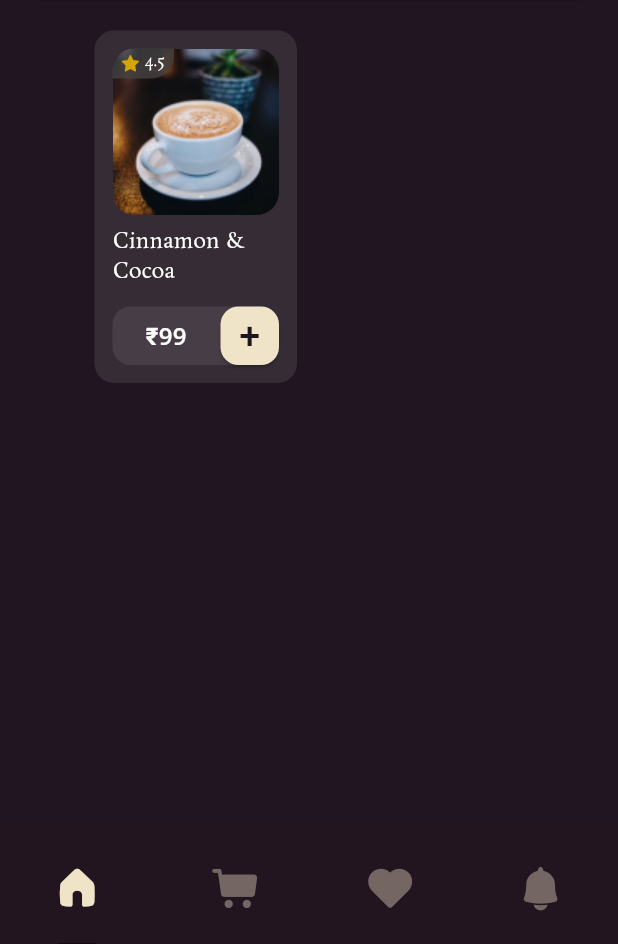
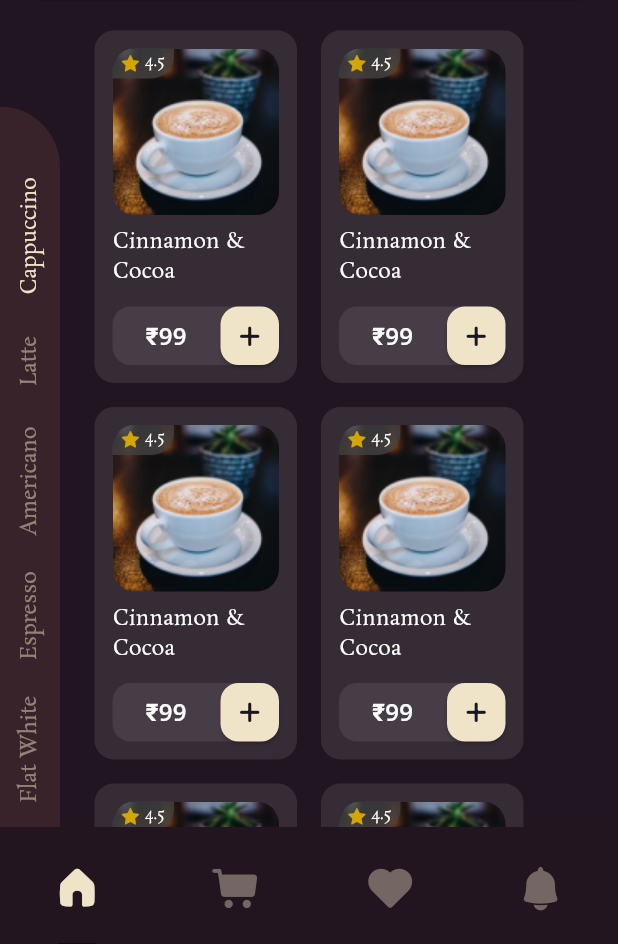
Before and after one commit to yaroslav20568/flutter-coffee, a Flutter app: the screen it shows after launch, on a phone screen of 412 x 824 dp, the part 292-1236 px from its top. Run offline on Flutter 3.47's test engine with Material 3 defaults, Android fonts, the phone set to English and light mode, and no system bars.

Commit message:
add widgets catalog_coffee_card and category_menu_item

```diff
--- /dev/null
+++ b/lib/components/catalog_coffee_card.dart
@@ -0,0 +1,86 @@
+import 'package:flutter/material.dart';
+import 'package:flutter_coffee/bottom_tabs_icons.dart';
+
+class CatalogCoffeeCard extends StatelessWidget {
+  const CatalogCoffeeCard({Key? key}) : super(key: key);
+
+  @override
+  Widget build(BuildContext context) {
+    return Card(
+      elevation: 0,
+      shape: RoundedRectangleBorder(borderRadius: BorderRadius.circular(13),),
+      margin: EdgeInsets.zero,
+      color: const Color.fromRGBO(255, 255, 255, 0.1),
+      child: Container(
+        width: 135,
+        padding: const EdgeInsets.all(12),
+        child: Column(
+          crossAxisAlignment: CrossAxisAlignment.start,
+          children: <Widget>[
+            Stack(
+              children: [
+                ClipRRect(
+                  borderRadius: BorderRadius.circular(15),
+                  child: Image.asset(
+                    'assets/images/coffee/cinnamon-cocoa.jpg',
+                    width: 111,
+                    height: 111,
+                    fit: BoxFit.cover,
+                  ),
+                ),
+                Positioned(
+                  top: 0,
+                  left: 0,
+                  child: Container(
+                    width: 41,
+                    height: 20,
+                    decoration: const BoxDecoration(
+                      borderRadius: BorderRadius.only(topLeft: Radius.circular(15), bottomRight: Radius.circular(15), bottomLeft: Radius.circular(1),),
+                      color: Color.fromRGBO(65, 65, 65, 0.8),
+                    ),
+                    child: const Row(
+                      mainAxisAlignment: MainAxisAlignment.center,
+                      children: <Widget>[
+                        Icon(BottomTabsIcons.star, size: 11, color: Color(0xFFD3A601),),
+                        SizedBox(width: 4.5,),
+                        Padding(
+                          padding: EdgeInsets.only(bottom: 3),
+                          child: Text('4.5', style: TextStyle(fontFamily: 'Rosarivo', color: Color(0xFFFFFFFF), fontSize: 10.0),),
+                        )
+                      ],
+                    ),
+                  ),
+                ),
+              ],
+            ),
+            const SizedBox(height: 8,),
+            const Text('Cinnamon & Cocoa', style: TextStyle(fontFamily: 'Rosarivo', color: Color(0xFFFFFFFF), fontSize: 14.0),),
+            const SizedBox(height: 13,),
+            Container(
+              padding: const EdgeInsets.only(left: 22),
+              decoration: BoxDecoration(
+                borderRadius: BorderRadius.circular(12),
+                color: const Color.fromRGBO(255, 255, 255, 0.08),
+              ),
+              child: Row(
+                mainAxisAlignment: MainAxisAlignment.spaceBetween,
+                children: <Widget>[
+                  const Text('₹99', style: TextStyle(fontFamily: 'OpenSans', color: Color(0xFFFFFFFF), fontSize: 16.0, fontWeight: FontWeight.w600),),
+                  SizedBox(
+                    width: 39,
+                    height: 39,
+                    child: ElevatedButton(
+                      onPressed: () {},
+                      style: ElevatedButton.styleFrom(backgroundColor: const Color(0xFFEFE3C8), padding: const EdgeInsets.all(2.0), shape: RoundedRectangleBorder(borderRadius: BorderRadius.circular(12))),
+                      child: const Icon(BottomTabsIcons.plus, size: 13, color: Color(0xFF1C161E),),
+                    ),
+                  ),
+                ],
+              ),
+            )
+          ],
+        ),
+      )
+    );
+  }
+}
--- /dev/null
+++ b/lib/components/category_menu_item.dart
@@ -0,0 +1,15 @@
+import 'package:flutter/material.dart';
+
+class CategoryMenuItem extends StatelessWidget {
+  final String category;
+  final String activeCategory;
+  const CategoryMenuItem({Key? key, required this.category, required this.activeCategory}) : super(key: key);
+
+  @override
+  Widget build(BuildContext context) {
+    return TextButton(
+      onPressed: null,
+      child: Text(category, style: TextStyle(fontFamily: 'Rosarivo', color: category == activeCategory ? const Color(0xFFEFE3C8) : const Color.fromRGBO(239, 227, 200, 0.5), fontSize: 14.0),),
+    );
+  }
+}
--- a/lib/pages/home_screen.dart
+++ b/lib/pages/home_screen.dart
@@ -1,14 +1,21 @@
 import 'package:flutter/material.dart';
-import 'package:flutter_coffee/bottom_tabs_icons.dart';
+import 'package:flutter_coffee/components/catalog_coffee_card.dart';
+import 'package:flutter_coffee/components/category_menu_item.dart';
+
+List<String> coffeeCategories = ['Flat White', 'Espresso', 'Americano', 'Latte', 'Cappuccino'];
 
 class HomeScreen extends StatelessWidget {
   const HomeScreen({Key? key}) : super(key: key);
 
   @override
   Widget build(BuildContext context) {
+    var activeCategory = 'Cappuccino';
+
     return Scaffold(
       body: SafeArea(
-        child: ListView(
+        child: Stack(
+          children: [
+            ListView(
               children: [
                 Padding(
                   padding: const EdgeInsets.only(left: 16, top: 32, right: 16, bottom: 32),
@@ -56,88 +63,18 @@ class HomeScreen extends StatelessWidget {
                         ],
                       ),
                       const SizedBox(height: 20,),
-                  Padding(
-                    padding: const EdgeInsets.only(left: 47),
+                      const Padding(
+                        padding: EdgeInsets.only(left: 47),
                         child: Wrap(
                           spacing: 16,
                           runSpacing: 16,
                           children: <Widget>[
-                        Card(
-                          elevation: 0,
-                          shape: RoundedRectangleBorder(borderRadius: BorderRadius.circular(13),),
-                          margin: EdgeInsets.zero,
-                          color: const Color.fromRGBO(255, 255, 255, 0.1),
-                          child: Container(
-                            width: 135,
-                            padding: const EdgeInsets.all(12),
-                            child: Column(
-                              crossAxisAlignment: CrossAxisAlignment.start,
-                              children: <Widget>[
-                                Stack(
-                                  children: [
-                                    ClipRRect(
-                                      borderRadius: BorderRadius.circular(15),
-                                      child: Image.asset(
-                                        'assets/images/coffee/cinnamon-cocoa.jpg',
-                                        width: 111,
-                                        height: 111,
-                                        fit: BoxFit.cover,
-                                      ),
-                                    ),
-                                    Positioned(
-                                      top: 0,
-                                      left: 0,
-                                      child: Container(
-                                        width: 41,
-                                        height: 20,
-                                        decoration: const BoxDecoration(
-                                          borderRadius: BorderRadius.only(topLeft: Radius.circular(15), bottomRight: Radius.circular(15), bottomLeft: Radius.circular(1),),
-                                          color: Color.fromRGBO(65, 65, 65, 0.8),
-                                        ),
-                                        child: const Row(
-                                          mainAxisAlignment: MainAxisAlignment.center,
-                                          children: <Widget>[
-                                            Icon(BottomTabsIcons.star, size: 11, color: Color(0xFFD3A601),),
-                                            SizedBox(width: 4.5,),
-                                            Padding(
-                                              padding: EdgeInsets.only(bottom: 3),
-                                              child: Text('4.5', style: TextStyle(fontFamily: 'Rosarivo', color: Color(0xFFFFFFFF), fontSize: 10.0),),
-                                            )
-                                          ],
-                                        ),
-                                      ),
-                                    ),
-                                  ],
-                                ),
-                                const SizedBox(height: 8,),
-                                const Text('Cinnamon & Cocoa', style: TextStyle(fontFamily: 'Rosarivo', color: Color(0xFFFFFFFF), fontSize: 14.0),),
-                                const SizedBox(height: 13,),
-                                Container(
-                                  padding: const EdgeInsets.only(left: 22),
-                                  decoration: BoxDecoration(
-                                    borderRadius: BorderRadius.circular(12),
-                                    color: const Color.fromRGBO(255, 255, 255, 0.08),
-                                  ),
-                                  child: Row(
-                                    mainAxisAlignment: MainAxisAlignment.spaceBetween,
-                                    children: <Widget>[
-                                      const Text('₹99', style: TextStyle(fontFamily: 'OpenSans', color: Color(0xFFFFFFFF), fontSize: 16.0, fontWeight: FontWeight.w600),),
-                                      SizedBox(
-                                        width: 39,
-                                        height: 39,
-                                        child: ElevatedButton(
-                                          onPressed: () {},
-                                          style: ElevatedButton.styleFrom(backgroundColor: const Color(0xFFEFE3C8), padding: const EdgeInsets.all(2.0), shape: RoundedRectangleBorder(borderRadius: BorderRadius.circular(12))),
-                                          child: const Text('+', style: TextStyle(fontSize: 25, color: Color(0xFF1C161E)),),
-                                        ),
-                                      ),
-                                    ],
-                                  ),
-                                )
-                              ],
-                            ),
-                          )
-                        ),
+                            CatalogCoffeeCard(),
+                            CatalogCoffeeCard(),
+                            CatalogCoffeeCard(),
+                            CatalogCoffeeCard(),
+                            CatalogCoffeeCard(),
+                            CatalogCoffeeCard(),
                           ],
                         ),
                       ),
@@ -146,6 +83,35 @@ class HomeScreen extends StatelessWidget {
                 ),
               ],
             ),
+            Positioned(
+              bottom: 0,
+              left: 0,
+              child: Container(
+                width: 40,
+                height: MediaQuery.of(context).size.height * 0.59,
+                decoration: const BoxDecoration(
+                  borderRadius: BorderRadius.only(topRight: Radius.circular(40),),
+                  color: Color.fromRGBO(112, 67, 65, 0.3),
+                ),
+                clipBehavior: Clip.antiAlias,
+                child: ListView(
+                  shrinkWrap: true,
+                  padding: const EdgeInsets.only(top: 35, left: 0, bottom: 15),
+                  children: [
+                    RotatedBox(
+                      quarterTurns: 3,
+                      child: Row(
+                        children: coffeeCategories.map((category)=>
+                          CategoryMenuItem(category: category, activeCategory: activeCategory),
+                        ).toList(),
+                      ),
+                    ),
+                  ],
+                ),
+              ),
+            ),
+          ],
+        ),
       ),
     );
   }
```
Lines whose indentation alone changed are shown as unchanged.
